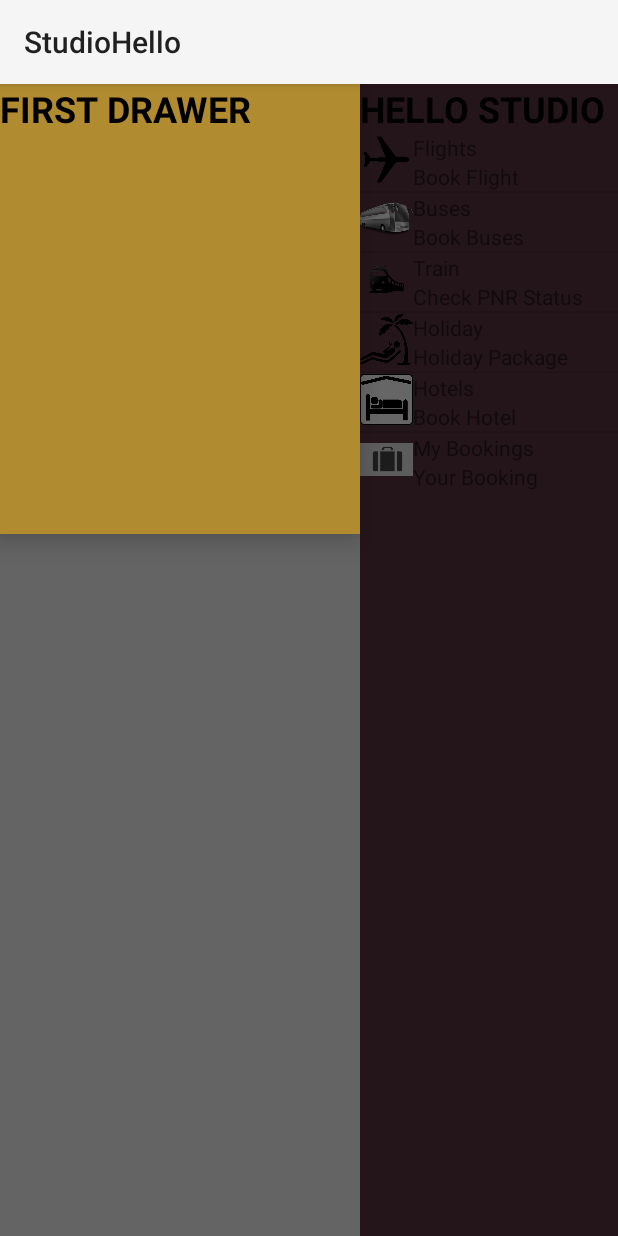
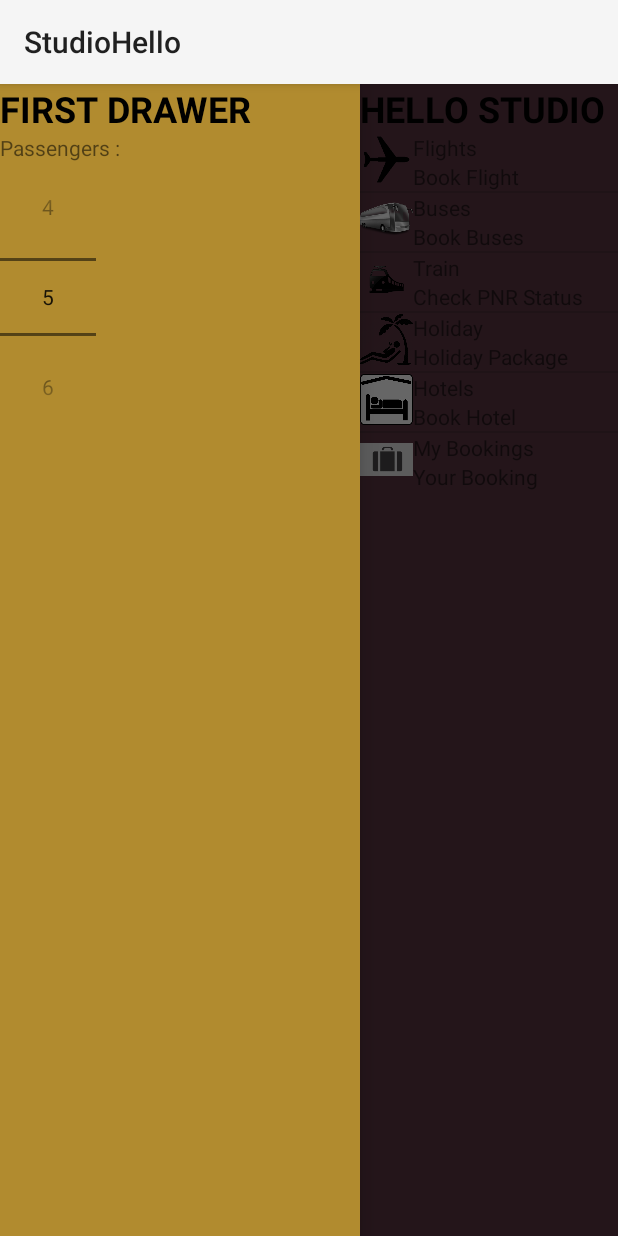
Before and after one commit to ishan1608/StudioHello, an Android app: the screen it shows after launch (MainActivity), with the side drawer open, on a phone screen of 412 x 824 dp. Run offline under Robolectric (Android 15) with nearby library versions, the phone set to English and light mode, and no system bars.

Commit message:
Added a NumberPicker sample on the left drawer.

```diff
--- a/app/src/main/java/com/ishan1608/studiohello/MainActivity.java
+++ b/app/src/main/java/com/ishan1608/studiohello/MainActivity.java
@@ -5,15 +5,16 @@ import android.os.Bundle;
 import android.support.v4.widget.DrawerLayout;
 import android.view.View;
 import android.view.ViewGroup;
-import android.widget.FrameLayout;
 import android.widget.LinearLayout;
 import android.widget.ListView;
+import android.widget.NumberPicker;
+import android.widget.TextView;
 
 
 public class MainActivity extends Activity {
     DrawerLayout mainDrawerLayout;
     LinearLayout mainContainer;
-    FrameLayout leftDrawer;
+    LinearLayout leftDrawer;
     LinearLayout rightDrawer;
     @Override
     protected void onCreate(Bundle savedInstanceState) {
@@ -22,7 +23,7 @@ public class MainActivity extends Activity {
         // Handle for all four layouts
         mainDrawerLayout = (DrawerLayout) findViewById(R.id.main_drawer_layout);
         mainContainer = (LinearLayout) findViewById(R.id.main_container);
-        leftDrawer = (FrameLayout) findViewById(R.id.left_drawer);
+        leftDrawer = (LinearLayout) findViewById(R.id.left_drawer);
         rightDrawer = (LinearLayout) findViewById(R.id.right_drawer);
 
         // Setting the tags for the drawers
@@ -63,6 +64,17 @@ public class MainActivity extends Activity {
         // Setting toggler on the right drawer's contents
         View headingView = findViewById(R.id.headingContainer);
         headingView.setOnClickListener(new contentToggler());
+
+        // Getting a handle on the number picker on the left drawer
+        NumberPicker passengersCountPicker = (NumberPicker) findViewById(R.id.passengers_count_picker);
+        // Setting the maximum and minimum values
+        passengersCountPicker.setMaxValue(9);
+        passengersCountPicker.setMinValue(0);
+        // Setting current Value
+        passengersCountPicker.setValue(5);
+        // Setting the OnValueChangeListener
+        passengersCountPicker.setOnValueChangedListener(new passengerValueListener(this));
+
     }
 }
 
@@ -82,3 +94,28 @@ class contentToggler implements View.OnClickListener {
         }
     }
 }
+
+/*
+ * Passenger value change listener
+ * Does whatever is required to be done upon the change of value
+ */
+class passengerValueListener implements NumberPicker.OnValueChangeListener {
+    Activity activity;
+    TextView passengersCountDisplay;
+    public passengerValueListener(Activity activity) {
+        super();
+        this.activity = activity;
+        passengersCountDisplay = (TextView) this.activity.findViewById(R.id.passengers_count_display);
+    }
+
+    @Override
+    public void onValueChange(NumberPicker numberPicker, int oldVal, int newVal) {
+        CharSequence previousText = passengersCountDisplay.getText();
+        // Making sure the text doesn't exceeds reasonable length
+        if(previousText.length() >= 40) {
+            passengersCountDisplay.setText(previousText.subSequence(3, previousText.length()));
+        }
+        // Appending the current value
+        passengersCountDisplay.append("--"+newVal);
+    }
+}
--- a/app/src/main/res/layout/activity_main.xml
+++ b/app/src/main/res/layout/activity_main.xml
@@ -19,9 +19,10 @@
             android:layout_width="match_parent"
             android:layout_height="wrap_content"/>
     </LinearLayout>
-    <FrameLayout android:id="@+id/left_drawer"
+    <LinearLayout android:id="@+id/left_drawer"
         android:layout_width="240dp"
-        android:layout_height="300dp"
+        android:layout_height="fill_parent"
+        android:orientation="vertical"
         android:layout_gravity="left"
         android:background="#ffb18b2f">
         <TextView
@@ -29,7 +30,16 @@
             android:layout_height="wrap_content"
             android:text="@string/first_drawer_greeting"
             android:textAppearance="@style/Greeting"/>
-        </FrameLayout>
+        <TextView
+            android:id="@+id/passengers_count_display"
+            android:layout_width="wrap_content"
+            android:layout_height="wrap_content"
+            android:text="Passengers : "/>
+        <NumberPicker
+            android:id="@+id/passengers_count_picker"
+            android:layout_width="wrap_content"
+            android:layout_height="wrap_content"/>
+        </LinearLayout>
     <LinearLayout android:id="@+id/right_drawer"
         android:orientation="vertical"
         android:layout_width="240dp"
```
